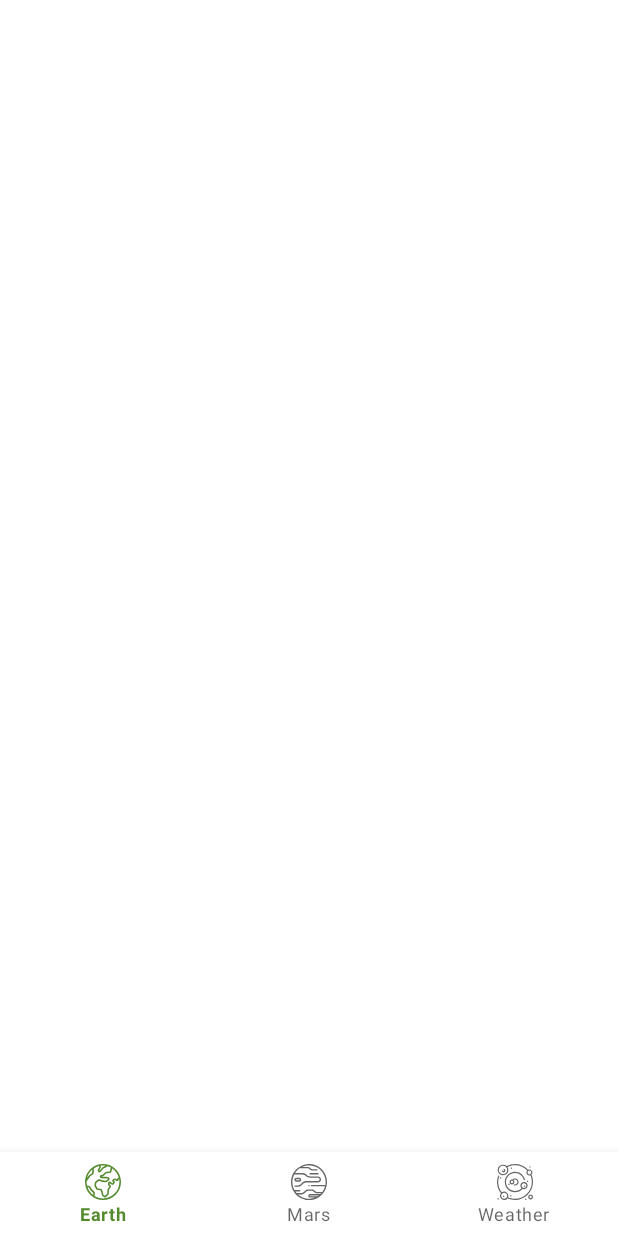
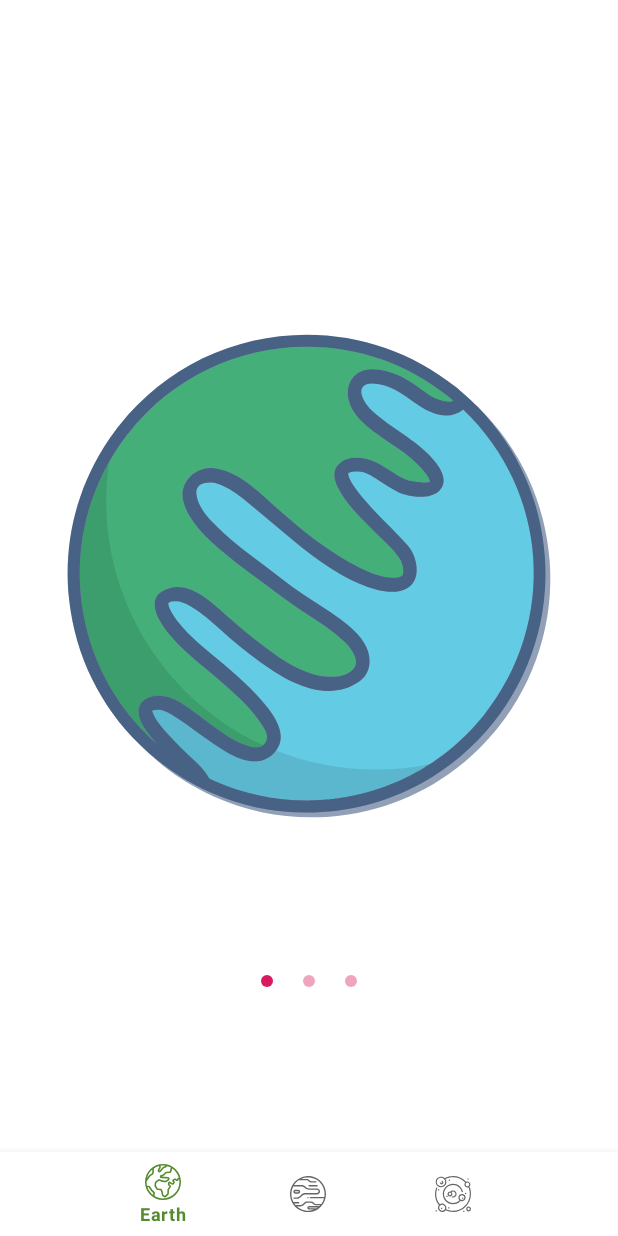
Before and after one commit to samitin/MaterialLesson1, an Android app: the ApiBottomActivity screen opened directly, with no data from a screen before it, on a phone screen of 412 x 824 dp. Before the commit the screen is almost empty. Run offline under Robolectric (Android 15) with nearby library versions, the phone set to English and light mode, and no system bars.

Commit message:
BottomNavigationView

```diff
--- a/app/build.gradle
+++ b/app/build.gradle
@@ -51,7 +51,7 @@ dependencies {
     implementation 'com.squareup.okhttp3:logging-interceptor:3.12.1'
 
     //Koil image download (аналог Picasso и Glide, написанный на Kotlin)
-    implementation("io.coil-kt:coil:0.9.2")
+    implementation("io.coil-kt:coil:1.3.2")
 
     //Lifecycle and ViewModel (архитектурные компоненты)
     implementation 'androidx.lifecycle:lifecycle-extensions:2.2.0'
--- a/app/src/main/java/ru/samitin/lesson1/ui/api/ApiBottomActivity.kt
+++ b/app/src/main/java/ru/samitin/lesson1/ui/api/ApiBottomActivity.kt
@@ -10,15 +10,32 @@ class ApiBottomActivity : AppCompatActivity() {
     override fun onCreate(savedInstanceState: Bundle?) {
         super.onCreate(savedInstanceState)
         setContentView(R.layout.activity_api_bottom)
-
-        val bnView : BottomNavigationView= findViewById(R.id.bottom_navigation_view)
-        bnView.setOnNavigationItemSelectedListener { item ->
-            when(item.itemId){
-                R.id.bottom_view_earth -> true
-                R.id.bottom_view_mars -> true
-                R.id.bottom_view_weather -> true
+        val bottomNV: BottomNavigationView = findViewById(R.id.bottom_navigation_view)
+        bottomNV.setOnNavigationItemSelectedListener { item ->
+            when (item.itemId) {
+                R.id.bottom_view_earth -> {
+                    supportFragmentManager.beginTransaction()
+                        .replace(R.id.activity_api_bottom_container, EarchFragment())
+                        .commitAllowingStateLoss()
+                    true
+                }
+                R.id.bottom_view_mars -> {
+                    supportFragmentManager.beginTransaction()
+                        .replace(R.id.activity_api_bottom_container, MarsFragment())
+                        .commitAllowingStateLoss()
+                    true
+                }
+                R.id.bottom_view_weather -> {
+                    supportFragmentManager.beginTransaction()
+                        .replace(R.id.activity_api_bottom_container, WeatherFragment())
+                        .commitAllowingStateLoss()
+                    true
+                }
                 else -> false
             }
         }
+        bottomNV.selectedItemId = R.id.bottom_view_earth
+
     }
+
 }
--- a/app/src/main/java/ru/samitin/lesson1/utils/CustomImageView.kt
+++ b/app/src/main/java/ru/samitin/lesson1/utils/CustomImageView.kt
@@ -10,8 +10,4 @@ class CustomImageView @JvmOverloads constructor(context: Context,attr:AttributeS
     override fun onMeasure(widthMeasureSpec: Int, heightMeasureSpec: Int) {
         super.onMeasure(widthMeasureSpec, widthMeasureSpec)
     }
-
-    fun load(url: String, function: () -> Nothing) {
-
-    }
 }
--- a/app/src/main/res/layout/activity_api_bottom.xml
+++ b/app/src/main/res/layout/activity_api_bottom.xml
@@ -3,13 +3,24 @@
     xmlns:app="http://schemas.android.com/apk/res-auto"
     xmlns:tools="http://schemas.android.com/tools"
     android:layout_width="match_parent"
-    android:layout_height="match_parent"
-    tools:context=".ui.api.ApiActivity">
+    android:layout_height="match_parent">
+
+    <FrameLayout
+        android:id="@+id/activity_api_bottom_container"
+        android:layout_width="match_parent"
+        android:layout_height="match_parent"
+        android:layout_marginBottom="?actionBarSize"
+        app:layout_constraintBottom_toTopOf="@+id/bottom_navigation_view"
+        app:layout_constraintEnd_toEndOf="parent"
+        app:layout_constraintStart_toStartOf="parent"
+        app:layout_constraintTop_toTopOf="parent" />
 
     <com.google.android.material.bottomnavigation.BottomNavigationView
         android:id="@+id/bottom_navigation_view"
         android:layout_width="match_parent"
         android:layout_height="wrap_content"
+        app:itemHorizontalTranslationEnabled="true"
+        app:labelVisibilityMode="selected"
         app:layout_constraintBottom_toBottomOf="parent"
         app:layout_constraintEnd_toEndOf="parent"
         app:layout_constraintStart_toStartOf="parent"
```
Also changed, not shown: app/src/main/java/ru/samitin/lesson1/view/picture/PODFragment.kt (+5 -4 lines).
